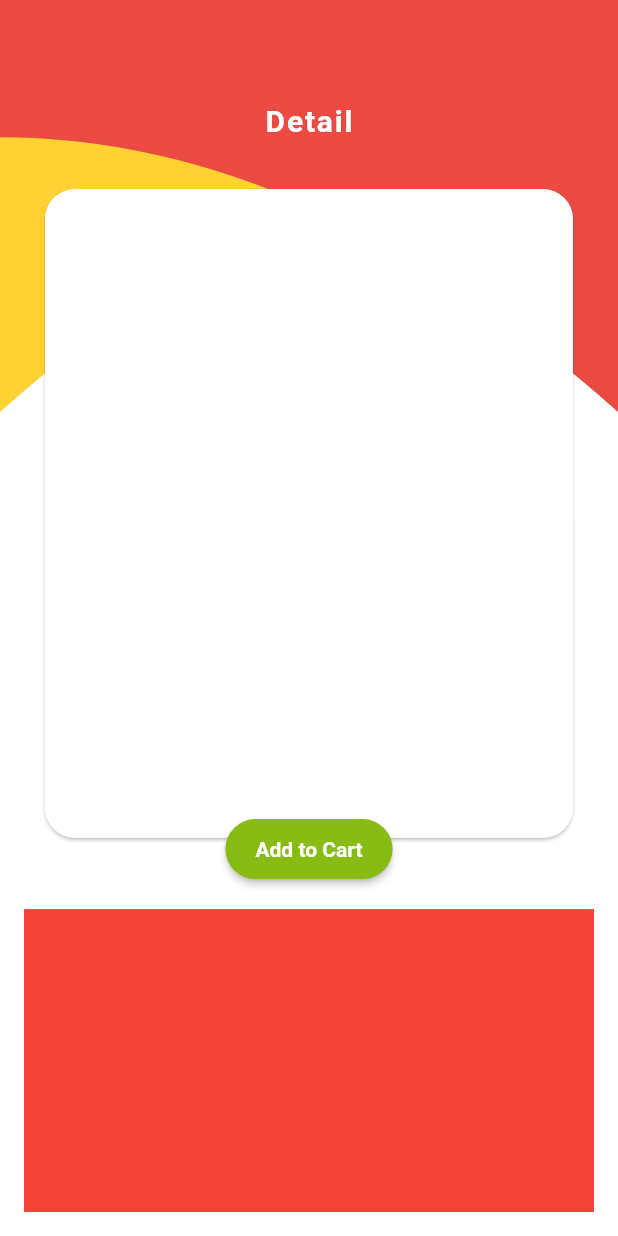
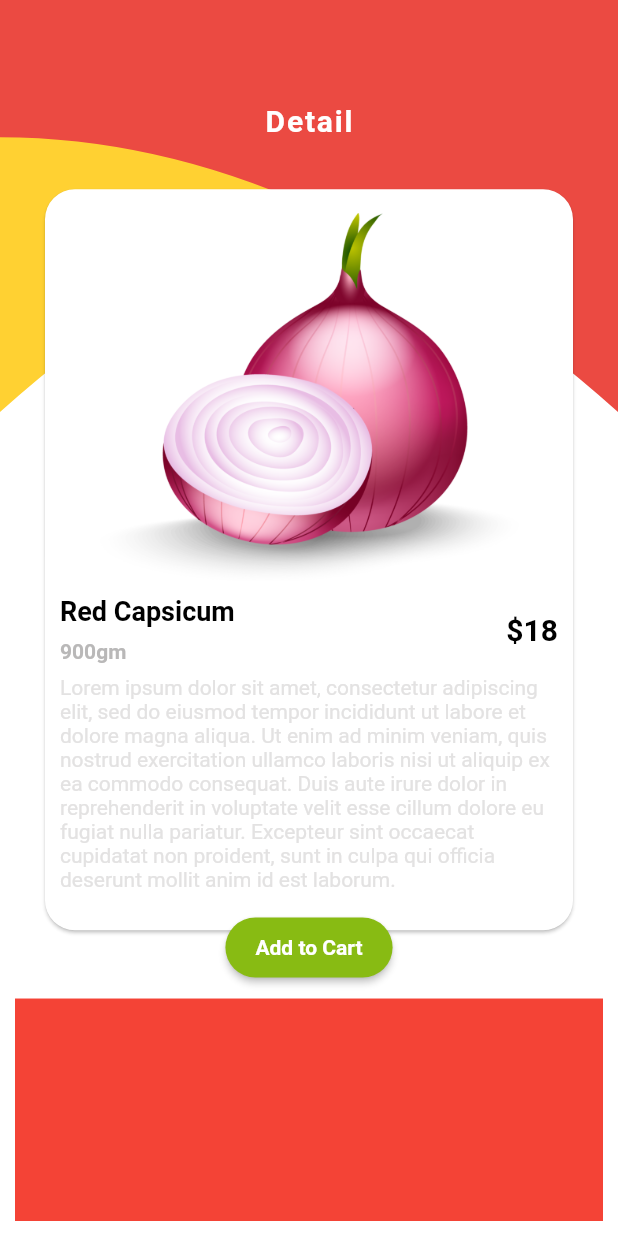
Before and after one commit to jeremy02/flutter_vegetable_app, a Flutter app: the DetailScreen screen opened directly, on a phone screen of 412 x 824 dp. Run offline on Flutter 3.47's test engine with Material 2 defaults, Android fonts, the phone set to English and light mode, and no system bars; Roboto replaces fonts that are missing (Softelegance).

Commit message:
detail content added

```diff
--- a/lib/screens/detail_screen.dart
+++ b/lib/screens/detail_screen.dart
@@ -37,7 +37,7 @@ class DetailScreen extends StatelessWidget{
 								)
 							),
 							Flexible(
-								flex: 2,
+								flex: 1,
 								child: Padding(
 									padding: EdgeInsets.symmetric(horizontal: 26.0),
 									child: Stack(
@@ -49,17 +49,62 @@ class DetailScreen extends StatelessWidget{
 												child: FractionallySizedBox(
 													widthFactor: 1.0,
 													heightFactor: 0.94,
-													child: Container(
-														decoration: BoxDecoration(
-															color: Colors.white,
-															borderRadius: BorderRadius.all(Radius.circular(20.0)),
+													child: LayoutBuilder(
+														builder: (context, constraints) {
+															return Column(
+																children: <Widget>[
+																	SizedBox(height: 16.0,),
+																	Image.asset(
+																		"assets/images/fresh_onion.jpg",
+																		fit: BoxFit.contain,
+																		height: constraints.maxHeight*0.50,
 																	),
+																	SizedBox(height: 8.0,),
+																	Expanded(
+																		child: Padding(
+																			padding: EdgeInsets.symmetric(
+																				horizontal: 10.0,
+																			),
+																			child: Column(
+																				children: <Widget>[
+																					  titleContent(),
+																					  descriptionContent(),
+																				],
+																			),
+																		),
+																	),
+																	SizedBox(height: 16.0,),
+																],
+															);
+														}
 													),
 												),
 											),
 											Align(
 												alignment: Alignment.bottomCenter,
-												child: InkWell(
+												child: addToCartButton(context),
+											),
+										],
+									),
+								),
+							),
+							Container(
+								height: MediaQuery.of(context).size.height*0.18,
+								margin: EdgeInsets.all(10.0),
+								decoration: BoxDecoration(
+									color: Colors.red,
+								),
+							),
+						],
+					),
+				],
+			),
+		);
+	}
+
+	// the add to cart button
+    Widget addToCartButton(BuildContext context) {
+		return InkWell(
 			splashColor: Colors.black.withOpacity(0.4),
 			onTap: (){},
 			child: Builder(
@@ -87,28 +132,10 @@ class DetailScreen extends StatelessWidget{
 					);
 				},
 			),
-												),
-											),
-										],
-									),
-								),
-							),
-							Flexible(
-								flex: 1,
-								child: Container(
-									margin: EdgeInsets.all(16.0),
-									decoration: BoxDecoration(
-										color: Colors.red,
-									),
-								),
-							),
-						],
-					),
-				],
-			),
 		);
     }
 
+	// the add to cart button function
 	addToCart(BuildContext context) {
 		// show snackbar for adding to cart
 		final snackBar = SnackBar(
@@ -125,4 +152,61 @@ class DetailScreen extends StatelessWidget{
 		// it to show a SnackBar.
 		Scaffold.of(context).showSnackBar(snackBar);
 	}
+
+    Widget titleContent() {
+		return Row(
+			mainAxisAlignment: MainAxisAlignment.spaceBetween,
+			children: <Widget>[
+				Column(
+					crossAxisAlignment: CrossAxisAlignment.start,
+					children: <Widget>[
+						Text(
+							"Red Capsicum",
+							style: TextStyle(
+								fontWeight: FontWeight.bold,
+								color: Colors.black,
+								fontSize: 18.0,
+							),
+						),
+						Padding(
+							padding: EdgeInsets.only(top: 8.0),
+							child: Text(
+								"900gm",
+								style: TextStyle(
+									fontWeight: FontWeight.bold,
+									color: Color.fromRGBO(185, 184, 184, 1.0),
+									fontSize: 14.0,
+								),
+							),
+						),
+					],
+				),
+				Text(
+					"\$18",
+					style: TextStyle(
+						fontWeight: FontWeight.bold,
+						color: Colors.black,
+						fontSize: 20.0,
+					),
+				),
+			],
+		);
     }
+
+	Widget descriptionContent() {
+		return Padding(
+			padding: EdgeInsets.only(top: 8.0),
+			child: Text(
+				"Lorem ipsum dolor sit amet, consectetur adipiscing elit, sed do eiusmod tempor incididunt ut labore et dolore magna aliqua. "
+					"Ut enim ad minim veniam, quis nostrud exercitation ullamco laboris nisi ut aliquip ex ea commodo consequat. Duis aute irure dolor in "
+					"reprehenderit in voluptate velit esse cillum dolore eu fugiat nulla pariatur. Excepteur sint occaecat cupidatat non proident, sunt in "
+					"culpa qui officia deserunt mollit anim id est laborum.",
+				style: TextStyle(
+					fontWeight: FontWeight.normal,
+					color: Color.fromRGBO(227, 226, 226, 1.0),
+					fontSize: 14.0,
+				),
+			),
+		);
+	}
+}
```
Also changed, not shown: assets/images/fresh_onion.jpg (added). Lines whose indentation alone changed are shown as unchanged.
